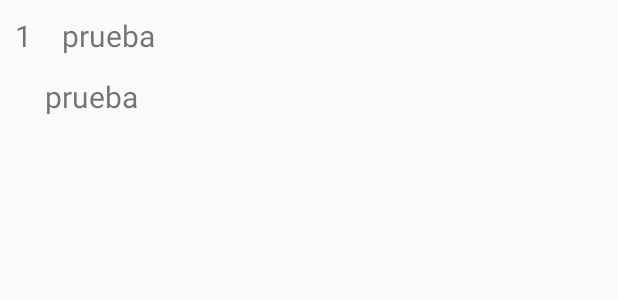
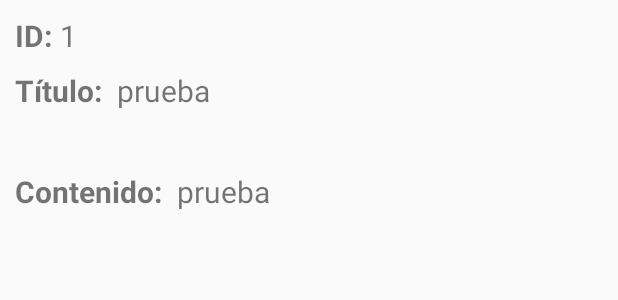
Before and after one commit to Juaniyo46/Android_HTTP_Desde0_Retrofit, an Android app: the layout item.xml on its own in the app's theme, with its tools: preview values and no code run, on a phone screen of 412 x 824 dp. Shown: the top 300 px of the screen. Run offline under Robolectric (Android 15) with nearby library versions, the phone set to English and light mode, and no system bars.

Commit message:
Modificado la presentación y corregida, funcionando todo Bien pero solo el Get de los datos y su presentacion

```diff
--- a/app/src/main/res/layout/item.xml
+++ b/app/src/main/res/layout/item.xml
@@ -2,33 +2,70 @@
 <RelativeLayout
     xmlns:android="http://schemas.android.com/apk/res/android"
     android:layout_width="match_parent"
-    android:layout_height="match_parent"
+    android:layout_height="wrap_content"
     android:layout_margin="10dp">
+
+
+    <TextView
+        android:id="@+id/tvId"
+        android:layout_width="wrap_content"
+        android:layout_height="wrap_content"
+        android:text="@string/id"
+        android:textSize="20dp"
+        android:textStyle="bold"/>
 
     <TextView
         android:id="@+id/id"
+        android:layout_toRightOf="@+id/tvId"
+        android:layout_marginStart="5dp"
         android:layout_width="wrap_content"
         android:layout_height="wrap_content"
         android:text="1"
-        android:textSize="20dp"/>
+        android:textSize="20dp"
+        android:layout_marginLeft="5dp" />
+
+    <TextView
+        android:id="@+id/tvTitulo"
+        android:layout_width="wrap_content"
+        android:layout_height="wrap_content"
+        android:layout_below="@+id/tvId"
+        android:layout_marginTop="9dp"
+        android:text="@string/titulo"
+        android:textSize="20dp"
+        android:textStyle="bold"/>
 
     <TextView
         android:id="@+id/title"
         android:layout_width="wrap_content"
         android:layout_height="wrap_content"
         android:text="@string/tvPrueba"
-        android:layout_toRightOf="@id/id"
-        android:layout_marginLeft="20dp"
+        android:layout_toRightOf="@id/tvTitulo"
+        android:layout_below="@id/id"
+        android:layout_marginTop="9dp"
+        android:layout_marginLeft="10dp"
         android:textSize="20dp"/>
+
+
+    <TextView
+        android:id="@+id/tvBody"
+        android:layout_width="wrap_content"
+        android:layout_height="wrap_content"
+        android:layout_below="@+id/tvTitulo"
+        android:layout_marginTop="40dp"
+        android:text="@string/contenido"
+        android:textSize="20dp"
+        android:textStyle="bold"/>
+
 
     <TextView
         android:id="@+id/body"
         android:layout_width="wrap_content"
         android:layout_height="wrap_content"
-        android:layout_below="@+id/title"
-        android:layout_marginLeft="20dp"
-        android:layout_marginTop="13dp"
         android:text="@string/tvPrueba"
-        android:textSize="20dp" />
+        android:layout_toRightOf="@id/tvBody"
+        android:layout_below="@id/title"
+        android:layout_marginTop="40dp"
+        android:layout_marginLeft="10dp"
+        android:textSize="20dp"/>
 
 </RelativeLayout>
--- a/app/src/main/res/values/strings.xml
+++ b/app/src/main/res/values/strings.xml
@@ -2,4 +2,7 @@
     <string name="app_name">Ejercicio JSON retrofit desde 0</string>
     <string name="getBtn">obtener datos</string>
     <string name="tvPrueba">prueba</string>
+    <string name="id">ID:</string>
+    <string name="titulo">Título:</string>
+    <string name="contenido">Contenido:</string>
 </resources>
```
